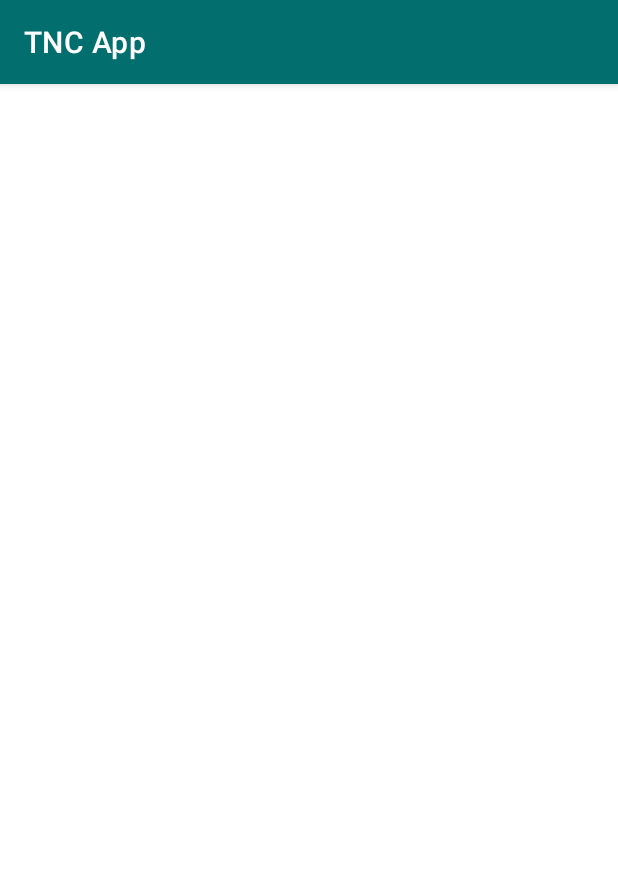
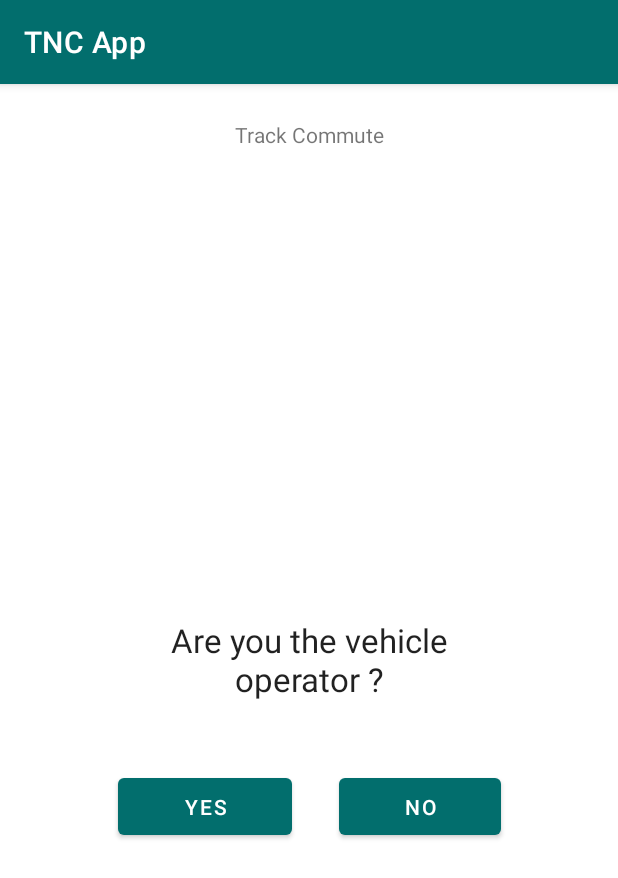
Before and after one commit to RezwanTanvin/TNC_App, an Android app: the trackCommS1 screen opened directly, with no data from a screen before it, on a phone screen of 412 x 824 dp. Shown: the top 878 px of the screen. Run offline under Robolectric (Android 15) with nearby library versions, the phone set to English and light mode, and no system bars.

Commit message:
- Create 2 screens for track commute - Pushing so that I can start over on virtual desktop.

```diff
--- a/app/src/main/AndroidManifest.xml
+++ b/app/src/main/AndroidManifest.xml
@@ -11,6 +11,9 @@
         android:supportsRtl="true"
         android:theme="@style/Theme.TNCApp"
         tools:targetApi="31">
+        <activity
+            android:name=".TrackCommute.trackCommS2"
+            android:exported="false" />
         <activity
             android:name=".TrackCommute.trackCommS1"
             android:exported="false" />
--- a/app/src/main/java/com/example/tncapp/MainActivity.java
+++ b/app/src/main/java/com/example/tncapp/MainActivity.java
@@ -24,10 +24,7 @@ public class MainActivity extends AppCompatActivity {
     FirebaseDatabase database = FirebaseDatabase.getInstance();
     DatabaseReference myRef = database.getReference("UserName");
 
-
     TextView userName;
-
-
     @Override
     protected void onCreate(Bundle savedInstanceState) {
         super.onCreate(savedInstanceState);
--- a/app/src/main/java/com/example/tncapp/TrackCommute/trackCommS1.java
+++ b/app/src/main/java/com/example/tncapp/TrackCommute/trackCommS1.java
@@ -2,16 +2,31 @@ package com.example.tncapp.TrackCommute;
 
 import androidx.appcompat.app.AppCompatActivity;
 
+import android.content.Intent;
 import android.os.Bundle;
+import android.view.View;
+import android.widget.Toast;
+
+import com.example.tncapp.MainActivity;
+import com.example.tncapp.R;
 
 public class trackCommS1 extends AppCompatActivity {
 
     @Override
     protected void onCreate(Bundle savedInstanceState) {
         super.onCreate(savedInstanceState);
-        setContentView(com.example.tncapp.R.layout.activity_track_comm_s1);
-
+        setContentView(R.layout.activity_track_comm_s1);
 
 
     }
+
+    public void startTrackCommuteS2(View view){
+        startActivity(new Intent(this,com.example.tncapp.TrackCommute.trackCommS2.class));
+    }
+
+    public void goToMainScreen(View view){
+        Toast.makeText(this, "You are not required to track your commute in a vehicle if you are not the operator.", Toast.LENGTH_LONG).show();
+        startActivity(new Intent(this, MainActivity.class));
+    }
+
 }
--- a/app/src/main/res/layout/activity_track_comm_s1.xml
+++ b/app/src/main/res/layout/activity_track_comm_s1.xml
@@ -6,4 +6,45 @@
     android:layout_height="match_parent"
     tools:context=".TrackCommute.trackCommS1">
 
+    <Button
+        android:id="@+id/noBtn"
+        android:layout_width="108dp"
+        android:layout_height="50dp"
+        android:layout_marginTop="16dp"
+        android:onClick="goToMainScreen"
+        android:text="No"
+        app:layout_constraintEnd_toEndOf="@+id/textView3"
+        app:layout_constraintTop_toBottomOf="@+id/textView3" />
+
+    <TextView
+        android:id="@+id/Title"
+        android:layout_width="wrap_content"
+        android:layout_height="wrap_content"
+        android:layout_marginTop="24dp"
+        android:text="Track Commute"
+        app:layout_constraintEnd_toEndOf="parent"
+        app:layout_constraintStart_toStartOf="parent"
+        app:layout_constraintTop_toTopOf="parent" />
+
+    <TextView
+        android:id="@+id/textView3"
+        android:layout_width="255dp"
+        android:layout_height="113dp"
+        android:gravity="center"
+        android:text="Are you the vehicle operator ?"
+        android:textAppearance="@style/TextAppearance.AppCompat.Large"
+        app:layout_constraintBottom_toBottomOf="parent"
+        app:layout_constraintEnd_toEndOf="parent"
+        app:layout_constraintStart_toStartOf="parent"
+        app:layout_constraintTop_toTopOf="parent" />
+
+    <Button
+        android:id="@+id/yesBtn"
+        android:layout_width="116dp"
+        android:layout_height="50dp"
+        android:layout_marginTop="16dp"
+        android:onClick="startTrackCommuteS2"
+        android:text="Yes"
+        app:layout_constraintStart_toStartOf="@+id/textView3"
+        app:layout_constraintTop_toBottomOf="@+id/textView3" />
 </androidx.constraintlayout.widget.ConstraintLayout>
```
Also changed, not shown: app/src/main/java/com/example/tncapp/TrackCommute/trackCommS2.java (added, +18 -0 lines), app/src/main/res/layout/activity_track_comm_s2.xml (added, +89 -0 lines).
